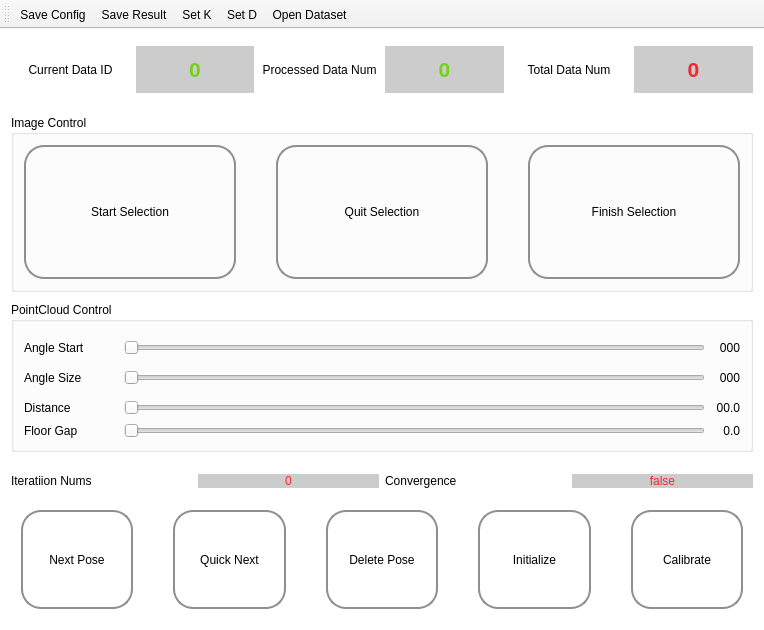
Old version of the form PlyCal_qt/mainwindow.ui in the repository dabossxinxin/plyCal.
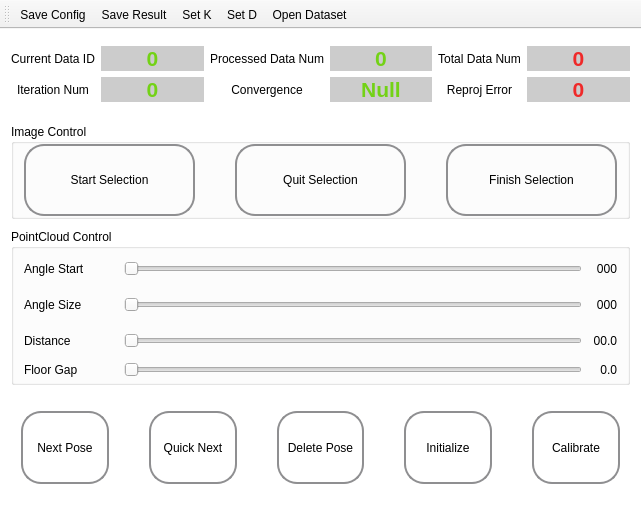
New version of the form. Icons and pictures are not drawn.

Diff of the .ui file:
```diff
--- a/PlyCal_qt/mainwindow.ui
+++ b/PlyCal_qt/mainwindow.ui
@@ -6,16 +6,10 @@
    <rect>
     <x>0</x>
     <y>0</y>
-    <width>764</width>
-    <height>630</height>
+    <width>641</width>
+    <height>505</height>
    </rect>
   </property>
-  <property name="sizePolicy">
-   <sizepolicy hsizetype="Expanding" vsizetype="Expanding">
-    <horstretch>0</horstretch>
-    <verstretch>0</verstretch>
-   </sizepolicy>
-  </property>
   <property name="minimumSize">
    <size>
     <width>600</width>
@@ -25,6 +19,9 @@
   <property name="windowTitle">
    <string>Multi-Sensor Extrinsic Calibration</string>
   </property>
+  <property name="autoFillBackground">
+   <bool>false</bool>
+  </property>
   <property name="styleSheet">
    <string notr="true"/>
   </property>
@@ -60,16 +57,116 @@
 	background-color: rgb(255, 255, 255);
 }</string>
    </property>
-   <layout class="QVBoxLayout" name="verticalLayout" stretch="1,6,0,2">
+   <layout class="QVBoxLayout" name="verticalLayout" stretch="0,6,2">
     <item>
-     <layout class="QHBoxLayout" name="horizontalLayout">
+     <layout class="QGridLayout" name="gridLayout_2">
+      <property name="sizeConstraint">
+       <enum>QLayout::SetDefaultConstraint</enum>
+      </property>
       <property name="topMargin">
        <number>6</number>
       </property>
       <property name="bottomMargin">
        <number>6</number>
       </property>
-      <item>
+      <item row="0" column="4">
+       <widget class="QLabel" name="label_9">
+        <property name="text">
+         <string>Total Data Num</string>
+        </property>
+        <property name="alignment">
+         <set>Qt::AlignCenter</set>
+        </property>
+       </widget>
+      </item>
+      <item row="0" column="5">
+       <widget class="QLabel" name="total_data_num">
+        <property name="sizePolicy">
+         <sizepolicy hsizetype="Expanding" vsizetype="Expanding">
+          <horstretch>0</horstretch>
+          <verstretch>0</verstretch>
+         </sizepolicy>
+        </property>
+        <property name="font">
+         <font>
+          <pointsize>16</pointsize>
+          <weight>75</weight>
+          <bold>true</bold>
+         </font>
+        </property>
+        <property name="styleSheet">
+         <string notr="true">QLabel{
+color: rgb(239, 41, 41);
+	background-color: #ccc;
+}</string>
+        </property>
+        <property name="text">
+         <string>0</string>
+        </property>
+        <property name="alignment">
+         <set>Qt::AlignCenter</set>
+        </property>
+       </widget>
+      </item>
+      <item row="0" column="1">
+       <widget class="QLabel" name="current_data_id">
+        <property name="sizePolicy">
+         <sizepolicy hsizetype="Expanding" vsizetype="Expanding">
+          <horstretch>0</horstretch>
+          <verstretch>0</verstretch>
+         </sizepolicy>
+        </property>
+        <property name="font">
+         <font>
+          <pointsize>16</pointsize>
+          <weight>75</weight>
+          <bold>true</bold>
+         </font>
+        </property>
+        <property name="styleSheet">
+         <string notr="true">QLabel{
+	color: rgb(115, 210, 22);
+	background-color: #ccc;
+}</string>
+        </property>
+        <property name="text">
+         <string>0</string>
+        </property>
+        <property name="alignment">
+         <set>Qt::AlignCenter</set>
+        </property>
+       </widget>
+      </item>
+      <item row="0" column="3">
+       <widget class="QLabel" name="processed_data_num">
+        <property name="sizePolicy">
+         <sizepolicy hsizetype="Expanding" vsizetype="Expanding">
+          <horstretch>0</horstretch>
+          <verstretch>0</verstretch>
+         </sizepolicy>
+        </property>
+        <property name="font">
+         <font>
+          <pointsize>16</pointsize>
+          <weight>75</weight>
+          <bold>true</bold>
+         </font>
+        </property>
+        <property name="styleSheet">
+         <string notr="true">QLabel{
+	color: rgb(115, 210, 22);
+	background-color: #ccc;
+}</string>
+        </property>
+        <property name="text">
+         <string>0</string>
+        </property>
+        <property name="alignment">
+         <set>Qt::AlignCenter</set>
+        </property>
+       </widget>
+      </item>
+      <item row="0" column="0">
        <widget class="QLabel" name="label">
         <property name="text">
          <string>Current Data ID</string>
@@ -79,30 +176,7 @@
         </property>
        </widget>
       </item>
-      <item>
-       <widget class="QLabel" name="current_data_id">
-        <property name="font">
-         <font>
-          <pointsize>16</pointsize>
-          <weight>75</weight>
-          <bold>true</bold>
-         </font>
-        </property>
-        <property name="styleSheet">
-         <string notr="true">QLabel{
-	color: rgb(115, 210, 22);
-	background-color: #ccc;
-}</string>
-        </property>
-        <property name="text">
-         <string>0</string>
-        </property>
-        <property name="alignment">
-         <set>Qt::AlignCenter</set>
-        </property>
-       </widget>
-      </item>
-      <item>
+      <item row="0" column="2">
        <widget class="QLabel" name="label_2">
         <property name="text">
          <string>Processed Data Num</string>
@@ -112,8 +186,24 @@
         </property>
        </widget>
       </item>
-      <item>
-       <widget class="QLabel" name="processed_data_num">
+      <item row="1" column="0">
+       <widget class="QLabel" name="label_7">
+        <property name="text">
+         <string>Iteration Num</string>
+        </property>
+        <property name="alignment">
+         <set>Qt::AlignCenter</set>
+        </property>
+       </widget>
+      </item>
+      <item row="1" column="1">
+       <widget class="QLabel" name="iteration_num">
+        <property name="sizePolicy">
+         <sizepolicy hsizetype="Expanding" vsizetype="Expanding">
+          <horstretch>0</horstretch>
+          <verstretch>0</verstretch>
+         </sizepolicy>
+        </property>
         <property name="font">
          <font>
           <pointsize>16</pointsize>
@@ -135,18 +225,63 @@
         </property>
        </widget>
       </item>
-      <item>
-       <widget class="QLabel" name="label_9">
+      <item row="1" column="2">
+       <widget class="QLabel" name="label_10">
         <property name="text">
-         <string>Total Data Num</string>
+         <string>Convergence</string>
         </property>
         <property name="alignment">
          <set>Qt::AlignCenter</set>
         </property>
        </widget>
       </item>
-      <item>
-       <widget class="QLabel" name="total_data_num">
+      <item row="1" column="4">
+       <widget class="QLabel" name="label_11">
+        <property name="text">
+         <string>Reproj Error</string>
+        </property>
+        <property name="alignment">
+         <set>Qt::AlignCenter</set>
+        </property>
+       </widget>
+      </item>
+      <item row="1" column="3">
+       <widget class="QLabel" name="is_convergence">
+        <property name="sizePolicy">
+         <sizepolicy hsizetype="Expanding" vsizetype="Expanding">
+          <horstretch>0</horstretch>
+          <verstretch>0</verstretch>
+         </sizepolicy>
+        </property>
+        <property name="font">
+         <font>
+          <pointsize>16</pointsize>
+          <weight>75</weight>
+          <bold>true</bold>
+         </font>
+        </property>
+        <property name="styleSheet">
+         <string notr="true">QLabel{
+	color: rgb(115, 210, 22);
+	background-color: #ccc;
+}</string>
+        </property>
+        <property name="text">
+         <string>Null</string>
+        </property>
+        <property name="alignment">
+         <set>Qt::AlignCenter</set>
+        </property>
+       </widget>
+      </item>
+      <item row="1" column="5">
+       <widget class="QLabel" name="reprojection_error">
+        <property name="sizePolicy">
+         <sizepolicy hsizetype="Expanding" vsizetype="Expanding">
+          <horstretch>0</horstretch>
+          <verstretch>0</verstretch>
+         </sizepolicy>
+        </property>
         <property name="font">
          <font>
           <pointsize>16</pointsize>
@@ -203,13 +338,13 @@
           <number>10</number>
          </property>
          <property name="topMargin">
-          <number>10</number>
+          <number>0</number>
          </property>
          <property name="rightMargin">
           <number>10</number>
          </property>
          <property name="bottomMargin">
-          <number>10</number>
+          <number>0</number>
          </property>
          <item>
           <widget class="QPushButton" name="pick_points_start">
@@ -217,7 +352,7 @@
             <bool>true</bool>
            </property>
            <property name="sizePolicy">
-            <sizepolicy hsizetype="Expanding" vsizetype="Expanding">
+            <sizepolicy hsizetype="Minimum" vsizetype="Expanding">
              <horstretch>0</horstretch>
              <verstretch>0</verstretch>
             </sizepolicy>
@@ -233,7 +368,7 @@
             <bool>true</bool>
            </property>
            <property name="sizePolicy">
-            <sizepolicy hsizetype="Expanding" vsizetype="Preferred">
+            <sizepolicy hsizetype="Minimum" vsizetype="Expanding">
              <horstretch>0</horstretch>
              <verstretch>0</verstretch>
             </sizepolicy>
@@ -249,7 +384,7 @@
             <bool>true</bool>
            </property>
            <property name="sizePolicy">
-            <sizepolicy hsizetype="Expanding" vsizetype="Expanding">
+            <sizepolicy hsizetype="Minimum" vsizetype="Expanding">
              <horstretch>0</horstretch>
              <verstretch>0</verstretch>
             </sizepolicy>
@@ -264,89 +399,30 @@
       </item>
       <item>
        <widget class="QGroupBox" name="pointcloud_group">
-        <property name="sizePolicy">
-         <sizepolicy hsizetype="Expanding" vsizetype="Expanding">
-          <horstretch>0</horstretch>
-          <verstretch>0</verstretch>
-         </sizepolicy>
-        </property>
         <property name="title">
          <string>PointCloud Control</string>
         </property>
-        <layout class="QGridLayout" name="gridLayout" rowstretch="1,0,0,0,0" columnstretch="1,0,0,0">
+        <layout class="QGridLayout" name="gridLayout">
          <property name="leftMargin">
           <number>10</number>
          </property>
+         <property name="topMargin">
+          <number>5</number>
+         </property>
          <property name="rightMargin">
           <number>10</number>
          </property>
-         <property name="spacing">
+         <property name="bottomMargin">
+          <number>5</number>
+         </property>
+         <property name="horizontalSpacing">
           <number>0</number>
          </property>
-         <item row="2" column="0">
-          <widget class="QLabel" name="label_4">
-           <property name="sizePolicy">
-            <sizepolicy hsizetype="Fixed" vsizetype="Expanding">
-             <horstretch>0</horstretch>
-             <verstretch>0</verstretch>
-            </sizepolicy>
-           </property>
-           <property name="minimumSize">
-            <size>
-             <width>100</width>
-             <height>0</height>
-            </size>
-           </property>
-           <property name="maximumSize">
-            <size>
-             <width>100</width>
-             <height>16777215</height>
-            </size>
-           </property>
-           <property name="text">
-            <string>Angle Size</string>
-           </property>
-           <property name="alignment">
-            <set>Qt::AlignLeading|Qt::AlignLeft|Qt::AlignVCenter</set>
-           </property>
-          </widget>
-         </item>
-         <item row="3" column="0">
-          <widget class="QLabel" name="label_5">
-           <property name="sizePolicy">
-            <sizepolicy hsizetype="Fixed" vsizetype="Expanding">
-             <horstretch>0</horstretch>
-             <verstretch>0</verstretch>
-            </sizepolicy>
-           </property>
-           <property name="minimumSize">
-            <size>
-             <width>100</width>
-             <height>0</height>
-            </size>
-           </property>
-           <property name="maximumSize">
-            <size>
-             <width>100</width>
-             <height>16777215</height>
-            </size>
-           </property>
-           <property name="text">
-            <string>Distance</string>
-           </property>
-           <property name="alignment">
-            <set>Qt::AlignLeading|Qt::AlignLeft|Qt::AlignVCenter</set>
-           </property>
-          </widget>
-         </item>
-         <item row="3" column="2">
-          <widget class="QSlider" name="distance_slide">
-           <property name="sizePolicy">
-            <sizepolicy hsizetype="Expanding" vsizetype="Fixed">
-             <horstretch>0</horstretch>
-             <verstretch>0</verstretch>
-            </sizepolicy>
-           </property>
+         <property name="verticalSpacing">
+          <number>6</number>
+         </property>
+         <item row="2" column="1">
+          <widget class="QSlider" name="angle_size_slide">
            <property name="minimumSize">
             <size>
              <width>0</width>
@@ -354,96 +430,14 @@
             </size>
            </property>
            <property name="maximum">
-            <number>100</number>
+            <number>360</number>
            </property>
            <property name="orientation">
             <enum>Qt::Horizontal</enum>
            </property>
           </widget>
          </item>
-         <item row="2" column="3">
-          <widget class="QLabel" name="angle_size_text">
-           <property name="minimumSize">
-            <size>
-             <width>35</width>
-             <height>0</height>
-            </size>
-           </property>
-           <property name="maximumSize">
-            <size>
-             <width>40</width>
-             <height>16777215</height>
-            </size>
-           </property>
-           <property name="text">
-            <string>000</string>
-           </property>
-           <property name="alignment">
-            <set>Qt::AlignRight|Qt::AlignTrailing|Qt::AlignVCenter</set>
-           </property>
-          </widget>
-         </item>
-         <item row="0" column="3">
-          <widget class="QLabel" name="angle_start_text">
-           <property name="minimumSize">
-            <size>
-             <width>35</width>
-             <height>0</height>
-            </size>
-           </property>
-           <property name="maximumSize">
-            <size>
-             <width>40</width>
-             <height>16777215</height>
-            </size>
-           </property>
-           <property name="text">
-            <string>000</string>
-           </property>
-           <property name="alignment">
-            <set>Qt::AlignRight|Qt::AlignTrailing|Qt::AlignVCenter</set>
-           </property>
-          </widget>
-         </item>
          <item row="4" column="2">
-          <widget class="QSlider" name="floor_gap_slide">
-           <property name="sizePolicy">
-            <sizepolicy hsizetype="Expanding" vsizetype="Fixed">
-             <horstretch>0</horstretch>
-             <verstretch>0</verstretch>
-            </sizepolicy>
-           </property>
-           <property name="maximum">
-            <number>100</number>
-           </property>
-           <property name="orientation">
-            <enum>Qt::Horizontal</enum>
-           </property>
-          </widget>
-         </item>
-         <item row="3" column="3">
-          <widget class="QLabel" name="distance_text">
-           <property name="minimumSize">
-            <size>
-             <width>35</width>
-             <height>0</height>
-            </size>
-           </property>
-           <property name="maximumSize">
-            <size>
-             <width>40</width>
-             <height>16777215</height>
-            </size>
-           </property>
-           <property name="text">
-            <string>00.0</string>
-           </property>
-           <property name="alignment">
-            <set>Qt::AlignRight|Qt::AlignTrailing|Qt::AlignVCenter</set>
-           </property>
-          </widget>
-         </item>
-         <item row="4" column="3">
           <widget class="QLabel" name="floor_gap_text">
            <property name="text">
             <string>0.0</string>
@@ -453,10 +447,54 @@
            </property>
           </widget>
          </item>
+         <item row="2" column="2">
+          <widget class="QLabel" name="angle_size_text">
+           <property name="minimumSize">
+            <size>
+             <width>35</width>
+             <height>0</height>
+            </size>
+           </property>
+           <property name="maximumSize">
+            <size>
+             <width>40</width>
+             <height>16777215</height>
+            </size>
+           </property>
+           <property name="text">
+            <string>000</string>
+           </property>
+           <property name="alignment">
+            <set>Qt::AlignRight|Qt::AlignTrailing|Qt::AlignVCenter</set>
+           </property>
+          </widget>
+         </item>
+         <item row="0" column="2">
+          <widget class="QLabel" name="angle_start_text">
+           <property name="minimumSize">
+            <size>
+             <width>35</width>
+             <height>0</height>
+            </size>
+           </property>
+           <property name="maximumSize">
+            <size>
+             <width>40</width>
+             <height>16777215</height>
+            </size>
+           </property>
+           <property name="text">
+            <string>000</string>
+           </property>
+           <property name="alignment">
+            <set>Qt::AlignRight|Qt::AlignTrailing|Qt::AlignVCenter</set>
+           </property>
+          </widget>
+         </item>
          <item row="4" column="0">
           <widget class="QLabel" name="label_6">
            <property name="sizePolicy">
-            <sizepolicy hsizetype="Fixed" vsizetype="Expanding">
+            <sizepolicy hsizetype="Preferred" vsizetype="Expanding">
              <horstretch>0</horstretch>
              <verstretch>0</verstretch>
             </sizepolicy>
@@ -469,7 +507,7 @@
          <item row="0" column="0">
           <widget class="QLabel" name="label_3">
            <property name="sizePolicy">
-            <sizepolicy hsizetype="Fixed" vsizetype="Expanding">
+            <sizepolicy hsizetype="Preferred" vsizetype="Expanding">
              <horstretch>0</horstretch>
              <verstretch>0</verstretch>
             </sizepolicy>
@@ -494,14 +532,8 @@
            </property>
           </widget>
          </item>
-         <item row="2" column="2">
-          <widget class="QSlider" name="angle_size_slide">
-           <property name="sizePolicy">
-            <sizepolicy hsizetype="Expanding" vsizetype="Fixed">
-             <horstretch>0</horstretch>
-             <verstretch>0</verstretch>
-            </sizepolicy>
-           </property>
+         <item row="3" column="1">
+          <widget class="QSlider" name="distance_slide">
            <property name="minimumSize">
             <size>
              <width>0</width>
@@ -509,21 +541,103 @@
             </size>
            </property>
            <property name="maximum">
-            <number>360</number>
+            <number>100</number>
            </property>
            <property name="orientation">
             <enum>Qt::Horizontal</enum>
            </property>
           </widget>
          </item>
-         <item row="0" column="2">
+         <item row="3" column="0">
+          <widget class="QLabel" name="label_5">
+           <property name="sizePolicy">
+            <sizepolicy hsizetype="Preferred" vsizetype="Expanding">
+             <horstretch>0</horstretch>
+             <verstretch>0</verstretch>
+            </sizepolicy>
+           </property>
+           <property name="minimumSize">
+            <size>
+             <width>100</width>
+             <height>0</height>
+            </size>
+           </property>
+           <property name="maximumSize">
+            <size>
+             <width>100</width>
+             <height>16777215</height>
+            </size>
+           </property>
+           <property name="text">
+            <string>Distance</string>
+           </property>
+           <property name="alignment">
+            <set>Qt::AlignLeading|Qt::AlignLeft|Qt::AlignVCenter</set>
+           </property>
+          </widget>
+         </item>
+         <item row="2" column="0">
+          <widget class="QLabel" name="label_4">
+           <property name="sizePolicy">
+            <sizepolicy hsizetype="Preferred" vsizetype="Expanding">
+             <horstretch>0</horstretch>
+             <verstretch>0</verstretch>
+            </sizepolicy>
+           </property>
+           <property name="minimumSize">
+            <size>
+             <width>100</width>
+             <height>0</height>
+            </size>
+           </property>
+           <property name="maximumSize">
+            <size>
+             <width>100</width>
+             <height>16777215</height>
+            </size>
+           </property>
+           <property name="text">
+            <string>Angle Size</string>
+           </property>
+           <property name="alignment">
+            <set>Qt::AlignLeading|Qt::AlignLeft|Qt::AlignVCenter</set>
+           </property>
+          </widget>
+         </item>
+         <item row="3" column="2">
+          <widget class="QLabel" name="distance_text">
+           <property name="minimumSize">
+            <size>
+             <width>35</width>
+             <height>0</height>
+            </size>
+           </property>
+           <property name="maximumSize">
+            <size>
+             <width>40</width>
+             <height>16777215</height>
+            </size>
+           </property>
+           <property name="text">
+            <string>00.0</string>
+           </property>
+           <property name="alignment">
+            <set>Qt::AlignRight|Qt::AlignTrailing|Qt::AlignVCenter</set>
+           </property>
+          </widget>
+         </item>
+         <item row="4" column="1">
+          <widget class="QSlider" name="floor_gap_slide">
+           <property name="maximum">
+            <number>100</number>
+           </property>
+           <property name="orientation">
+            <enum>Qt::Horizontal</enum>
+           </property>
+          </widget>
+         </item>
+         <item row="0" column="1">
           <widget class="QSlider" name="angle_start_slide">
-           <property name="sizePolicy">
-            <sizepolicy hsizetype="Expanding" vsizetype="Fixed">
-             <horstretch>0</horstretch>
-             <verstretch>0</verstretch>
-            </sizepolicy>
-           </property>
            <property name="minimumSize">
             <size>
              <width>0</width>
@@ -543,98 +657,6 @@
       </item>
      </layout>
     </item>
-    <item>
-     <layout class="QHBoxLayout" name="horizontalLayout_4" stretch="0,0,0,0">
-      <property name="topMargin">
-       <number>6</number>
-      </property>
-      <property name="bottomMargin">
-       <number>6</number>
-      </property>
-      <item>
-       <widget class="QLabel" name="label_7">
-        <property name="sizePolicy">
-         <sizepolicy hsizetype="Expanding" vsizetype="Expanding">
-          <horstretch>0</horstretch>
-          <verstretch>0</verstretch>
-         </sizepolicy>
-        </property>
-        <property name="mouseTracking">
-         <bool>false</bool>
-        </property>
-        <property name="tabletTracking">
-         <bool>false</bool>
-        </property>
-        <property name="text">
-         <string>Iteratiion Nums</string>
-        </property>
-       </widget>
-      </item>
-      <item>
-       <widget class="QLabel" name="iteration_nums">
-        <property name="sizePolicy">
-         <sizepolicy hsizetype="Expanding" vsizetype="Expanding">
-          <horstretch>0</horstretch>
-          <verstretch>0</verstretch>
-         </sizepolicy>
-        </property>
-        <property name="styleSheet">
-         <string notr="true">QLabel{
-color: rgb(239, 41, 41);
-	background-color: #ccc;
-}</string>
-        </property>
-        <property name="frameShadow">
-         <enum>QFrame::Plain</enum>
-        </property>
-        <property name="text">
-         <string>0</string>
-        </property>
-        <property name="alignment">
-         <set>Qt::AlignCenter</set>
-        </property>
-       </widget>
-      </item>
-      <item>
-       <widget class="QLabel" name="label_10">
-        <property name="sizePolicy">
-         <sizepolicy hsizetype="Expanding" vsizetype="Expanding">
-          <horstretch>0</horstretch>
-          <verstretch>0</verstretch>
-         </sizepolicy>
-        </property>
-        <property name="text">
-         <string>Convergence</string>
-        </property>
-       </widget>
-      </item>
-      <item>
-       <widget class="QLabel" name="is_convergence">
-        <property name="sizePolicy">
-         <sizepolicy hsizetype="Expanding" vsizetype="Expanding">
-          <horstretch>0</horstretch>
-          <verstretch>0</verstretch>
-         </sizepolicy>
-        </property>
-        <property name="styleSheet">
-         <string notr="true">QLabel{
-color: rgb(239, 41, 41);
-	background-color: #ccc;
-}</string>
-        </property>
-        <property name="lineWidth">
-         <number>1</number>
-        </property>
-        <property name="text">
-         <string>false</string>
-        </property>
-        <property name="alignment">
-         <set>Qt::AlignCenter</set>
-        </property>
-       </widget>
-      </item>
-     </layout>
-    </item>
     <item>
      <layout class="QHBoxLayout" name="horizontalLayout_3">
       <property name="spacing">
```
Left out of the diff: 11 changed lines with no effect on the pictures.
